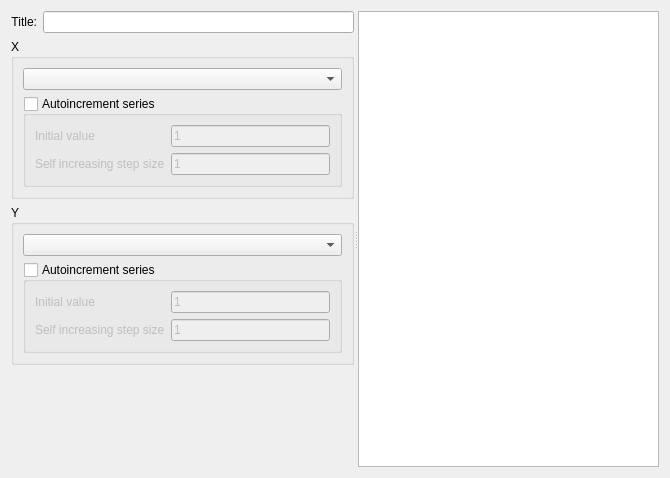
Old version of the form src/DAGui/DAChartAddXYSeriesWidget.ui in the repository czyt1988/data-workbench.
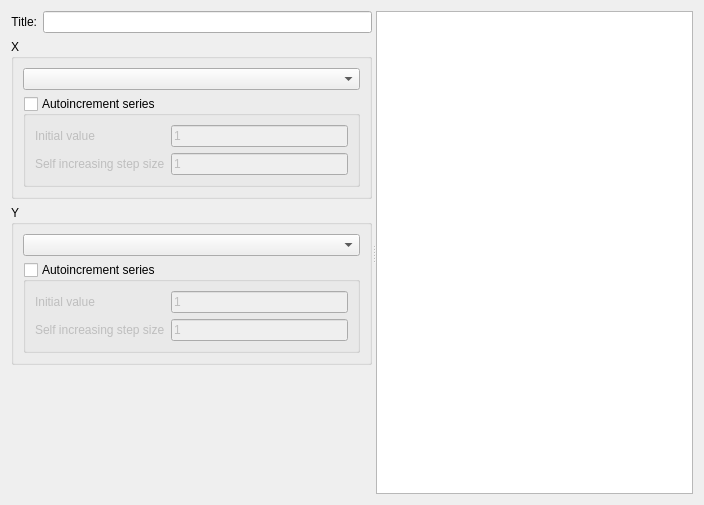
New version of the form. Custom widgets are drawn as their Qt base class.

What changed in the file:
```diff
--- a/src/DAGui/DAChartAddXYSeriesWidget.ui
+++ b/src/DAGui/DAChartAddXYSeriesWidget.ui
@@ -6,8 +6,8 @@
    <rect>
     <x>0</x>
     <y>0</y>
-    <width>670</width>
-    <height>478</height>
+    <width>704</width>
+    <height>505</height>
    </rect>
   </property>
   <property name="windowTitle">
```
